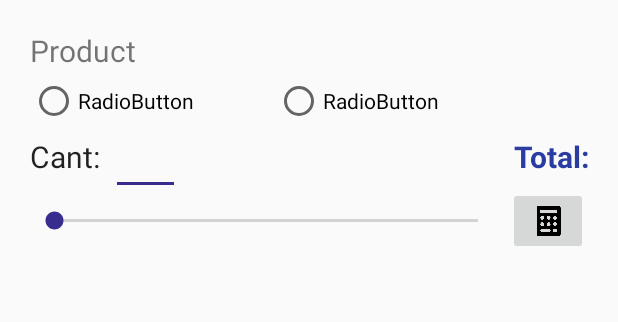
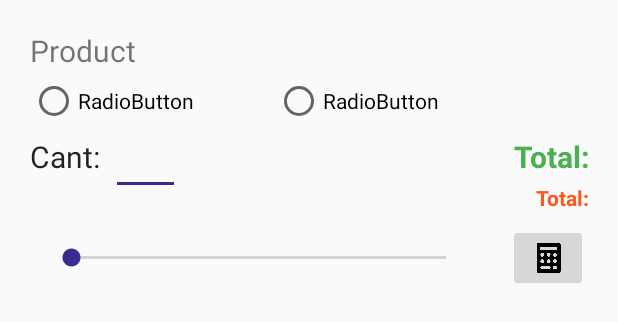
Before and after one commit to kevinwagner96/CSS_App, an Android app: the layout layout_add_to_car.xml on its own in the app's theme, with its tools: preview values and no code run, on a phone screen of 412 x 824 dp. Shown: the top 322 px of the screen. Run offline under Robolectric (Android 15) with nearby library versions, the light colour scheme and no system bars; network calls fail.

Commit message:
Added new text Precio Lista

```diff
--- a/app/src/main/res/layout/layout_add_to_car.xml
+++ b/app/src/main/res/layout/layout_add_to_car.xml
@@ -26,11 +26,11 @@
         android:id="@+id/btn_calculadora"
         android:layout_width="53dp"
         android:layout_height="45dp"
-        android:layout_below="@+id/textViewTotal"
 
+        android:layout_below="@+id/textViewTotalLista"
         android:layout_alignParentEnd="true"
         android:layout_alignParentRight="true"
-        android:layout_marginTop="4dp"
+        android:layout_marginTop="8dp"
         android:layout_marginEnd="4dp"
         android:layout_marginRight="4dp"
         android:layout_marginBottom="0dp"
@@ -55,8 +55,30 @@
         android:gravity="end"
         android:text="Total:"
         android:textAppearance="@style/TextAppearance.AppCompat.Large"
-        android:textColor="#293CA1"
+        android:textColor="#4CAF50"
         android:textSize="20dp"
+        android:textStyle="bold" />
+
+    <TextView
+        android:id="@+id/textViewTotalLista"
+        android:layout_width="263dp"
+        android:layout_height="wrap_content"
+        android:layout_below="@+id/textViewTotal"
+        android:layout_alignEnd="@+id/textViewDescripcion"
+        android:layout_alignRight="@+id/textViewDescripcion"
+        android:layout_marginStart="12dp"
+        android:layout_marginLeft="12dp"
+        android:layout_marginTop="1dp"
+        android:layout_marginEnd="0dp"
+        android:layout_marginRight="0dp"
+        android:layout_toEndOf="@+id/editTextCantidad"
+        android:layout_toRightOf="@+id/editTextCantidad"
+        android:autoText="false"
+        android:gravity="end"
+        android:text="Total:"
+        android:textAppearance="@style/TextAppearance.AppCompat.Large"
+        android:textColor="#FF5722"
+        android:textSize="14dp"
         android:textStyle="bold" />
 
     <EditText
@@ -78,15 +100,15 @@
         android:id="@+id/seekBar"
         android:layout_width="278dp"
         android:layout_height="45dp"
-        android:layout_below="@+id/textViewTotal"
+        android:layout_below="@+id/textViewTotalLista"
         android:layout_alignParentStart="true"
         android:layout_alignParentLeft="true"
-        android:layout_marginStart="4dp"
-        android:layout_marginLeft="50dp"
-        android:layout_marginTop="4dp"
-        android:layout_marginEnd="4dp"
-        android:layout_marginRight="4dp"
+        android:layout_marginStart="15dp"
+        android:layout_marginLeft="15dp"
 
+        android:layout_marginTop="8dp"
+        android:layout_marginEnd="25dp"
+        android:layout_marginRight="25dp"
         android:layout_toStartOf="@+id/btn_calculadora"
         android:layout_toLeftOf="@+id/btn_calculadora" />
 
```
Also changed, not shown: app/src/main/java/com/example/css/model/Producto.kt (+10 -0 lines), app/src/main/java/com/example/css/ui/home/HomeFragment.kt (+43 -15 lines).
